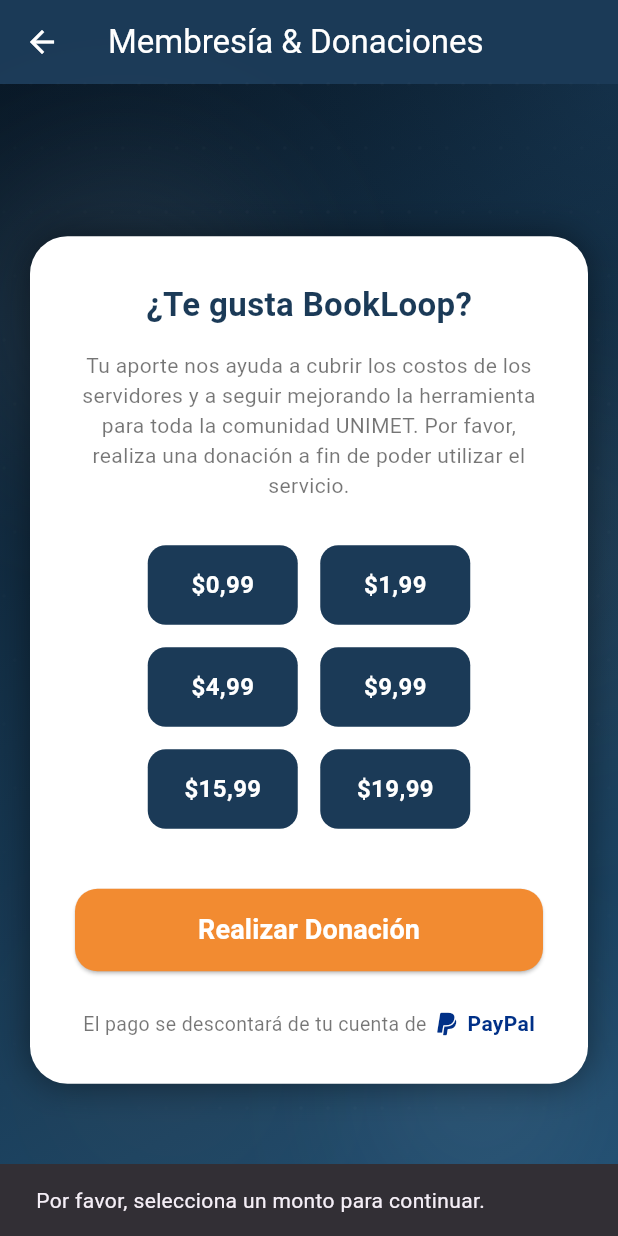
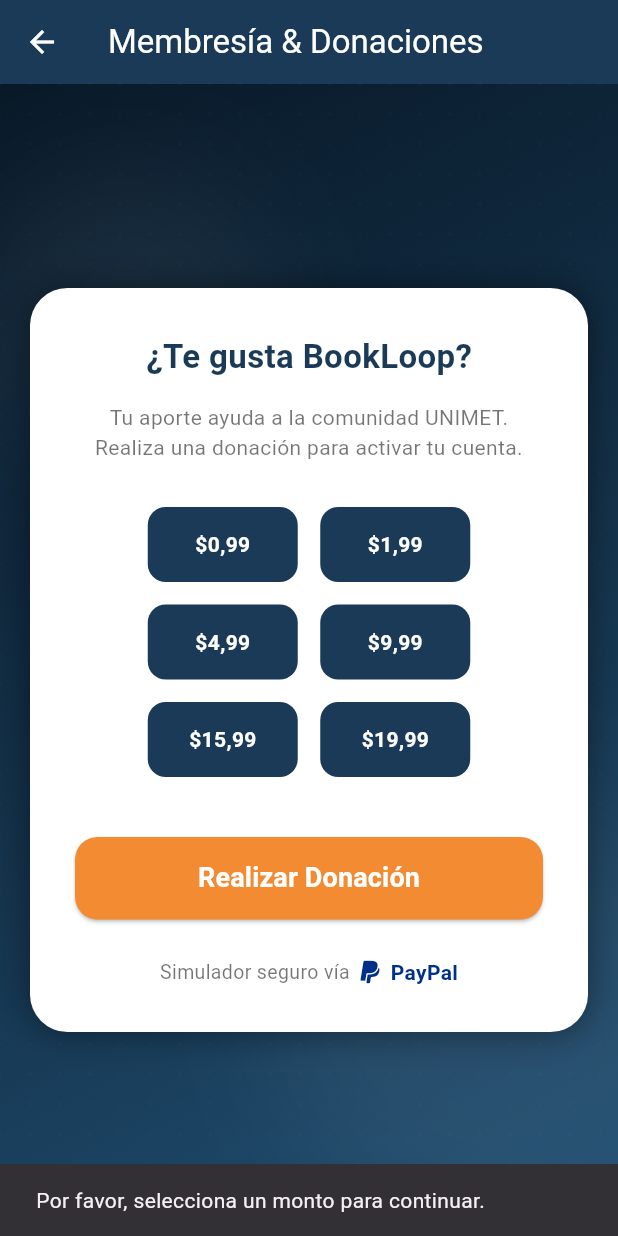
Before and after one commit to lovera2/Proyecto-Equipo-2-Sist-Info, a Flutter app: the PaymentPage screen opened directly with empty values, after a tap on "Realizar Donación", on a phone screen of 412 x 824 dp. Run offline on Flutter 3.47's test engine with Material 3 defaults, Android fonts, the phone set to English and light mode, and no system bars; our stand-ins replace cloud_firestore, firebase_auth, firebase_core, fl_chart, flutter_rating_bar, image_picker; accounts and stored records are empty.

Commit message:
Creacion de interfaz e implementacion de paypal
En este modulo se implemento una funcion para replicar las funciones de pago de paypal, incluyendo el uso de un correo y una clave con dominio gmail.com, asi como un boton para realizar donacion de 5$, los cuales se suman al total de donaciones realizadas individualmente por cada usuario.

```diff
--- a/lib/views/payment_page.dart
+++ b/lib/views/payment_page.dart
@@ -1,6 +1,5 @@
 import 'package:flutter/material.dart';
 import 'package:provider/provider.dart';
-
 import '../viewmodels/payment_viewmodel.dart';
 
 class PaymentPage extends StatefulWidget {
@@ -25,6 +24,7 @@
 
   String? selectedAmount;
 
+  // 1. FUNCIÓN QUE LANZA EL SIMULADOR
   Future<void> _processPaymentAndRegister() async {
     if (selectedAmount == null) {
       ScaffoldMessenger.of(context).showSnackBar(
@@ -33,9 +33,26 @@
       return;
     }
 
+    final String cleanAmount = selectedAmount!.replaceAll('\$', '').replaceAll(',', '.');
+    final double amountValue = double.parse(cleanAmount);
+
+    // Navegamos a nuestra pasarela propia
+    Navigator.of(context).push(
+      MaterialPageRoute(
+        builder: (BuildContext context) => MockPaypalScreen(
+          amount: amountValue,
+          onPaymentComplete: (paypalEmail, paypalPass) {
+            Navigator.pop(context); // Cerramos el simulador
+            _ejecutarRegistroFirebase(); // Registramos en la BD
+          },
+        ),
+      ),
+    );
+  }
+
+  // 2. FUNCIÓN DE REGISTRO EN FIREBASE
+  Future<void> _ejecutarRegistroFirebase() async {
     final vm = context.read<PaymentViewModel>();
-
-    if (vm.isLoading) return;
 
     showDialog(
       context: context,
@@ -53,19 +70,18 @@
     );
 
     if (!mounted) return;
-
     Navigator.pop(context);
 
     if (ok) {
       _showSuccessDialog();
     } else {
-      final msg = vm.errorMessage ?? "❌ Error de conexión";
       ScaffoldMessenger.of(context).showSnackBar(
-        SnackBar(content: Text(msg), backgroundColor: Colors.red),
+        SnackBar(content: Text(vm.errorMessage ?? "Error al registrar"), backgroundColor: Colors.red),
       );
     }
   }
 
+  // 3. DIÁLOGO DE ÉXITO
   void _showSuccessDialog() {
     showDialog(
       context: context,
@@ -74,23 +90,17 @@
         shape: RoundedRectangleBorder(borderRadius: BorderRadius.circular(20)),
         title: const Icon(Icons.check_circle, color: Colors.green, size: 60),
         content: Text(
-          "¡Donación de $selectedAmount exitosa!\n\nTu cuenta (${widget.email}) ha sido activada correctamente en BookLoop.",
+          "¡Donación de $selectedAmount exitosa!\n\nTu cuenta (${widget.email}) ha sido activada correctamente.",
           textAlign: TextAlign.center,
         ),
         actions: [
           Center(
             child: TextButton(
               onPressed: () {
-                Navigator.pop(dialogContext); // cerrar el dialog
-                Navigator.of(context).pushNamedAndRemoveUntil(
-                  '/edit_profile',
-                  (route) => false,
-                );
+                Navigator.pop(dialogContext);
+                Navigator.of(context).pushNamedAndRemoveUntil('/edit_profile', (route) => false);
               },
-              child: const Text(
-                "Completar mi perfil",
-                style: TextStyle(fontWeight: FontWeight.bold, color: unimetOrange),
-              ),
+              child: const Text("Completar mi perfil", style: TextStyle(fontWeight: FontWeight.bold, color: unimetOrange)),
             ),
           )
         ],
@@ -110,60 +120,23 @@
       ),
       body: Stack(
         children: [
-          // Fondo con gradiente (igual estilo StartPage)
+          // Fondo gradiente
           Positioned.fill(
             child: Container(
               decoration: const BoxDecoration(
                 gradient: LinearGradient(
                   begin: Alignment.topLeft,
                   end: Alignment.bottomRight,
-                  stops: [0.0, 0.45, 1.0],
-                  colors: [
-                    Color(0xFF081827),
-                    Color(0xFF14324A),
-                    Color(0xFF204F73),
-                  ],
+                  colors: [Color(0xFF081827), Color(0xFF14324A), Color(0xFF204F73)],
                 ),
               ),
             ),
           ),
+          // Capas decorativas
+          const Positioned.fill(child: IgnorePointer(child: CustomPaint(painter: _DotPatternPainter()))),
+          const Positioned.fill(child: IgnorePointer(child: CustomPaint(painter: _BlobPainter()))),
 
-          // Glow sutil
-          Positioned.fill(
-            child: IgnorePointer(
-              child: DecoratedBox(
-                decoration: BoxDecoration(
-                  gradient: RadialGradient(
-                    center: Alignment.topRight,
-                    radius: 1.1,
-                    colors: [
-                      Color(0x332D5E8B),
-                      Color(0x00000000),
-                    ],
-                  ),
-                ),
-              ),
-            ),
-          ),
-
-          // Pattern sutil
-          const Positioned.fill(
-            child: IgnorePointer(
-              child: CustomPaint(
-                painter: _DotPatternPainter(),
-              ),
-            ),
-          ),
-
-          // Blobs suaves
-          const Positioned.fill(
-            child: IgnorePointer(
-              child: CustomPaint(
-                painter: _BlobPainter(),
-              ),
-            ),
-          ),
-
+          // Contenido Principal
           Center(
             child: SingleChildScrollView(
               child: Container(
@@ -178,17 +151,11 @@
                 child: Column(
                   mainAxisSize: MainAxisSize.min,
                   children: [
-                    const Text(
-                      "¿Te gusta BookLoop?",
-                      style: TextStyle(fontSize: 22, fontWeight: FontWeight.bold, color: unimetBlue),
-                    ),
+                    const Text("¿Te gusta BookLoop?", style: TextStyle(fontSize: 22, fontWeight: FontWeight.bold, color: unimetBlue)),
                     const SizedBox(height: 15),
-                    const Text(
-                      "Tu aporte nos ayuda a cubrir los costos de los servidores y a seguir mejorando la herramienta para toda la comunidad UNIMET. Por favor, realiza una donación a fin de poder utilizar el servicio.",
-                      textAlign: TextAlign.center,
-                      style: TextStyle(color: Colors.black54, height: 1.4),
-                    ),
+                    const Text("Tu aporte ayuda a la comunidad UNIMET. Realiza una donación para activar tu cuenta.", textAlign: TextAlign.center, style: TextStyle(color: Colors.black54)),
                     const SizedBox(height: 30),
+                    // Cuadrícula de montos
                     Wrap(
                       spacing: 15,
                       runSpacing: 15,
@@ -204,12 +171,7 @@
                               color: isSelected ? unimetOrange : unimetBlue,
                               borderRadius: BorderRadius.circular(12),
                             ),
-                            child: Center(
-                              child: Text(
-                                amount,
-                                style: const TextStyle(color: Colors.white, fontWeight: FontWeight.bold, fontSize: 16),
-                              ),
-                            ),
+                            child: Center(child: Text(amount, style: const TextStyle(color: Colors.white, fontWeight: FontWeight.bold))),
                           ),
                         );
                       }).toList(),
@@ -222,18 +184,15 @@
                         minimumSize: const Size(double.infinity, 55),
                         shape: RoundedRectangleBorder(borderRadius: BorderRadius.circular(15)),
                       ),
-                      child: const Text(
-                        "Realizar Donación",
-                        style: TextStyle(color: Colors.white, fontSize: 18, fontWeight: FontWeight.bold),
-                      ),
+                      child: const Text("Realizar Donación", style: TextStyle(color: Colors.white, fontSize: 18, fontWeight: FontWeight.bold)),
                     ),
                     const SizedBox(height: 25),
-                    Row(
+                    const Row(
                       mainAxisAlignment: MainAxisAlignment.center,
-                      children: const [
-                        Text("El pago se descontará de tu cuenta de ", style: TextStyle(fontSize: 13, color: Colors.black54)),
+                      children: [
+                        Text("Simulador seguro vía ", style: TextStyle(fontSize: 13, color: Colors.black54)),
                         Icon(Icons.paypal, color: Color(0xFF003087), size: 20),
-                        Text(" PayPal", style: TextStyle(fontWeight: FontWeight.bold, color: Color(0xFF003087), fontSize: 14)),
+                        Text(" PayPal", style: TextStyle(fontWeight: FontWeight.bold, color: Color(0xFF003087))),
                       ],
                     ),
                   ],
@@ -247,66 +206,92 @@
   }
 }
 
+// ---------------------------------------------------------
+// 4. CLASE DEL SIMULADOR (DENTRO DEL MISMO ARCHIVO)
+// ---------------------------------------------------------
+class MockPaypalScreen extends StatefulWidget {
+  final double amount;
+  final Function(String email, String password) onPaymentComplete;
+
+  const MockPaypalScreen({super.key, required this.amount, required this.onPaymentComplete});
+
+  @override
+  State<MockPaypalScreen> createState() => _MockPaypalScreenState();
+}
+
+class _MockPaypalScreenState extends State<MockPaypalScreen> {
+  final TextEditingController _emailController = TextEditingController();
+  final TextEditingController _passwordController = TextEditingController();
+  bool _isLoading = false;
+
+  void _handlePayment() async {
+    String email = _emailController.text.trim();
+    if (!email.endsWith('@gmail.com')) {
+      ScaffoldMessenger.of(context).showSnackBar(const SnackBar(content: Text("⚠️ Solo correos @gmail.com"), backgroundColor: Colors.orange));
+      return;
+    }
+    setState(() => _isLoading = true);
+    await Future.delayed(const Duration(seconds: 2));
+    widget.onPaymentComplete(email, _passwordController.text);
+  }
+
+  @override
+  Widget build(BuildContext context) {
+    return Scaffold(
+      backgroundColor: Colors.white,
+      appBar: AppBar(backgroundColor: Colors.white, elevation: 0, title: const Text("PayPal Simulation", style: TextStyle(color: Colors.black))),
+      body: Padding(
+        padding: const EdgeInsets.all(30),
+        child: Column(
+          children: [
+            Text("Pagar \$${widget.amount.toStringAsFixed(2)}", style: const TextStyle(fontSize: 24, fontWeight: FontWeight.bold)),
+            const SizedBox(height: 30),
+            TextField(controller: _emailController, decoration: const InputDecoration(labelText: "Correo Gmail")),
+            const SizedBox(height: 15),
+            TextField(controller: _passwordController, obscureText: true, decoration: const InputDecoration(labelText: "Contraseña")),
+            const SizedBox(height: 40),
+            SizedBox(
+              width: double.infinity,
+              height: 50,
+              child: ElevatedButton(
+                onPressed: _isLoading ? null : _handlePayment,
+                style: ElevatedButton.styleFrom(backgroundColor: const Color(0xFF0070BA)),
+                child: _isLoading ? const CircularProgressIndicator(color: Colors.white) : const Text("Pagar Ahora", style: TextStyle(color: Colors.white)),
+              ),
+            ),
+          ],
+        ),
+      ),
+    );
+  }
+}
+
+// ---------------------------------------------------------
+// 5. PAINTERS (DIBUJOS DE FONDO)
+// ---------------------------------------------------------
 class _BlobPainter extends CustomPainter {
   const _BlobPainter();
-
   @override
   void paint(Canvas canvas, Size size) {
-    final paintWhiteSoft = Paint()
-      ..color = Colors.white.withOpacity(0.07)
-      ..maskFilter = const MaskFilter.blur(BlurStyle.normal, 48);
-
-    final paintWhiteSofter = Paint()
-      ..color = Colors.white.withOpacity(0.045)
-      ..maskFilter = const MaskFilter.blur(BlurStyle.normal, 60);
-
-    final paintOrangeSoft = Paint()
-      ..color = _PaymentPageState.unimetOrange.withOpacity(0.045)
-      ..maskFilter = const MaskFilter.blur(BlurStyle.normal, 56);
-
-    final s = size.shortestSide;
-
-    canvas.drawCircle(Offset(size.width * 0.20, size.height * 0.20), s * 0.26, paintWhiteSoft);
-    canvas.drawCircle(Offset(size.width * 0.90, size.height * 0.42), s * 0.30, paintWhiteSofter);
-    canvas.drawCircle(Offset(size.width * 0.28, size.height * 0.86), s * 0.22, paintOrangeSoft);
-    canvas.drawCircle(Offset(size.width * 0.78, size.height * 0.88), s * 0.20, paintWhiteSoft);
+    final paint = Paint()..color = Colors.white.withOpacity(0.05)..maskFilter = const MaskFilter.blur(BlurStyle.normal, 40);
+    canvas.drawCircle(Offset(size.width * 0.2, size.height * 0.2), 100, paint);
+    canvas.drawCircle(Offset(size.width * 0.8, size.height * 0.8), 150, paint);
   }
-
   @override
   bool shouldRepaint(covariant CustomPainter oldDelegate) => false;
 }
 
 class _DotPatternPainter extends CustomPainter {
   const _DotPatternPainter();
-
   @override
   void paint(Canvas canvas, Size size) {
-    final dotPaint = Paint()..color = Colors.white.withOpacity(0.035);
-
-    final stepX = (size.width / 26).clamp(18.0, 44.0);
-    final stepY = (size.height / 18).clamp(18.0, 52.0);
-    final r = (size.shortestSide / 520).clamp(1.2, 2.0);
-
-    double y = 0;
-    int row = 0;
-    while (y <= size.height) {
-      final xOffset = (row.isEven ? stepX * 0.15 : stepX * 0.55);
-      double x = xOffset;
-      while (x <= size.width) {
-        final dx = (x - size.width * 0.55).abs() / (size.width * 0.55);
-        final dy = (y - size.height * 0.35).abs() / (size.height * 0.55);
-        final fade = (1.0 - (dx * 0.55 + dy * 0.45)).clamp(0.15, 1.0);
-
-        dotPaint.color = Colors.white.withOpacity(0.028 * fade);
-        canvas.drawCircle(Offset(x, y), r, dotPaint);
-
-        x += stepX;
+    final paint = Paint()..color = Colors.white.withOpacity(0.02);
+    for (double i = 0; i < size.width; i += 20) {
+      for (double j = 0; j < size.height; j += 20) {
+        canvas.drawCircle(Offset(i, j), 1, paint);
       }
-      y += stepY;
-      row++;
     }
   }
-
   @override
   bool shouldRepaint(covariant CustomPainter oldDelegate) => false;
 }
```
Also changed, not shown: lib/viewmodels/payment_viewmodel.dart (+43 -4 lines), lib/views/profile_page.dart (+43 -5 lines).
